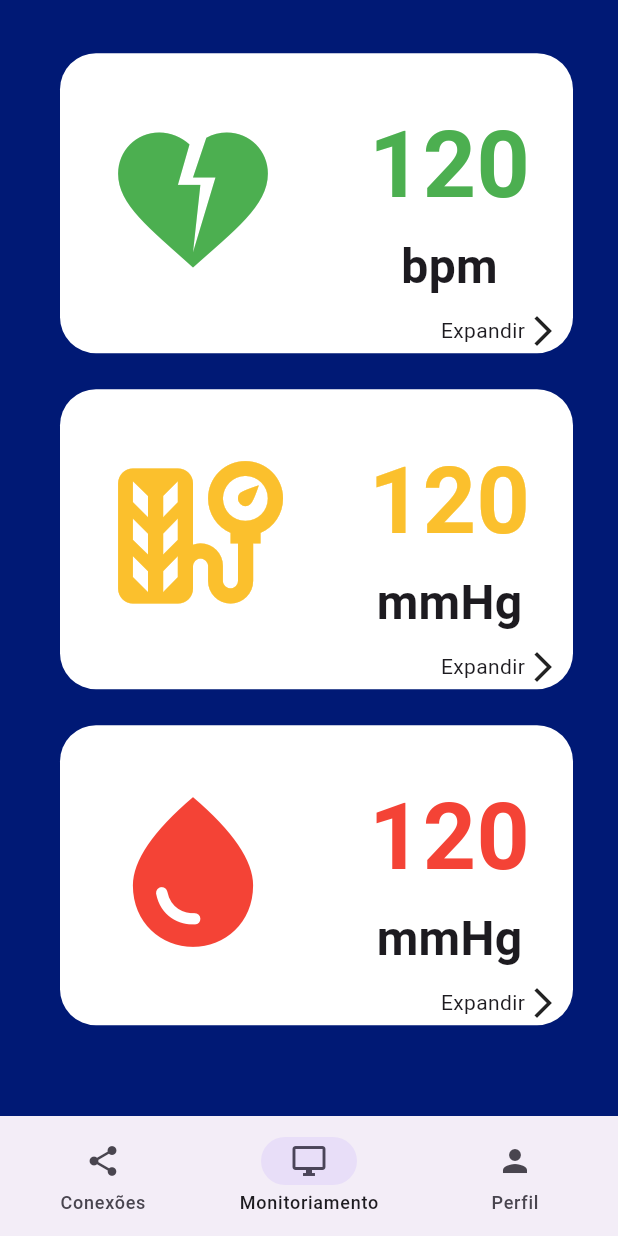
After one commit to thayzfeh/HealthTrack, a Flutter app: the HomePage screen opened by its route, on a phone screen of 412 x 824 dp. The commit adds this screen. Run offline on Flutter 3.47's test engine with Material 3 defaults, Android fonts, the phone set to English and light mode, and no system bars; our stand-ins replace easy_splash_screen, flutter_map, flutter_spinkit, latlong2, shared_preferences; missing offline and left inert: flutter_map_cancellable_tile_provider; accounts and stored records are empty.

Commit message:
Base para Home Page
Fiz a base da home page, o código não está um dos melhores.

```diff
--- a/login_tcc/lib/main.dart
+++ b/login_tcc/lib/main.dart
@@ -1,5 +1,6 @@
 import 'package:flutter/material.dart';
 import 'package:login_tcc/pages/cadastro_page.dart';
+import 'package:login_tcc/pages/home_page.dart';
 import 'package:login_tcc/pages/splash_screen_page.dart';
 import 'package:login_tcc/pages/maps_page.dart';
 import 'package:login_tcc/pages/login_page.dart';
@@ -18,7 +19,8 @@ class TccHome extends StatelessWidget {
           '/': (context) => const SplashScreenPage(),
           '/login': (context) => const LoginPage(),
           '/cadastro': (context) => const CadastroPage(),
-          '/maps': (context) => const MapWidget()
+          '/maps': (context) => const MapWidget(),
+          '/home': (context) => const HomePage(),
         });
   }
 }
--- /dev/null
+++ b/login_tcc/lib/pages/home_page.dart
@@ -0,0 +1,218 @@
+import 'package:flutter/foundation.dart';
+import 'package:flutter/material.dart';
+
+class HomePage extends StatefulWidget {
+  const HomePage({super.key});
+
+  @override
+  State<HomePage> createState() => _HomePageState();
+}
+
+class _HomePageState extends State<HomePage> {
+  int currentSelectedIndex = 1;
+
+  @override
+  Widget build(BuildContext context) {
+    return Scaffold(
+      bottomNavigationBar: NavigationBar(
+        selectedIndex: currentSelectedIndex,
+        onDestinationSelected: (int index) {
+          setState(() {
+            currentSelectedIndex = index;
+          });
+        },
+        destinations: const <Widget>[
+          NavigationDestination(
+            icon: Icon(Icons.share),
+            label: 'Conexões',
+          ),
+          NavigationDestination(
+            icon: Icon(Icons.desktop_windows_outlined),
+            label: 'Monitoriamento',
+          ),
+          NavigationDestination(
+            icon: Icon(Icons.person),
+            label: "Perfil",
+          ),
+        ],
+      ),
+      backgroundColor: const Color(0xff001975),
+      body: Padding(
+        padding: const EdgeInsets.fromLTRB(40, 15, 30, 40),
+        child: Column(
+          mainAxisAlignment: MainAxisAlignment.center,
+          children: [
+            Container(
+              height: 200,
+              width: MediaQuery.of(context).size.width,
+              decoration: BoxDecoration(
+                  borderRadius: BorderRadius.circular(24), color: Colors.white),
+              child: const Column(
+                  mainAxisAlignment: MainAxisAlignment.center,
+                  children: [
+                    Padding(
+                      padding: EdgeInsets.fromLTRB(0.0, 30.0, 0.0, 0.0),
+                      child: Row(
+                        mainAxisAlignment: MainAxisAlignment.spaceAround,
+                        children: [
+                          Icon(
+                            Icons.heart_broken,
+                            color: Colors.green,
+                            size: 120,
+                          ),
+                          Column(
+                            children: [
+                              Text(
+                                "120",
+                                style: TextStyle(
+                                  fontSize: 62,
+                                  color: Colors.green,
+                                  fontWeight: FontWeight.bold,
+                                ),
+                              ),
+                              Text(
+                                "bpm",
+                                style: TextStyle(
+                                  fontSize: 32,
+                                  fontWeight: FontWeight.bold,
+                                ),
+                              ),
+                            ],
+                          ),
+                        ],
+                      ),
+                    ),
+                    Padding(
+                      padding: EdgeInsets.all(8.0),
+                      child: Row(
+                        mainAxisAlignment: MainAxisAlignment.end,
+                        children: [
+                          Text(
+                            "Expandir",
+                          ),
+                          Icon(Icons.arrow_forward_ios),
+                        ],
+                      ),
+                    ),
+                  ]),
+            ),
+            const SizedBox(
+              height: 24,
+            ),
+            Container(
+              height: 200,
+              width: MediaQuery.of(context).size.width,
+              decoration: BoxDecoration(
+                  borderRadius: BorderRadius.circular(24), color: Colors.white),
+              child: Column(
+                  mainAxisAlignment: MainAxisAlignment.center,
+                  children: [
+                    Padding(
+                      padding: const EdgeInsets.fromLTRB(0.0, 30.0, 0.0, 0.0),
+                      child: Row(
+                        mainAxisAlignment: MainAxisAlignment.spaceAround,
+                        children: [
+                          Icon(
+                            Icons.tire_repair,
+                            color: Colors.yellow.shade700,
+                            size: 120,
+                          ),
+                          Column(
+                            children: [
+                              Text(
+                                "120",
+                                style: TextStyle(
+                                  fontSize: 62,
+                                  color: Colors.yellow.shade700,
+                                  fontWeight: FontWeight.bold,
+                                ),
+                              ),
+                              const Text(
+                                "mmHg",
+                                style: TextStyle(
+                                  fontSize: 32,
+                                  fontWeight: FontWeight.bold,
+                                ),
+                              ),
+                            ],
+                          ),
+                        ],
+                      ),
+                    ),
+                    const Padding(
+                      padding: EdgeInsets.all(8.0),
+                      child: Row(
+                        mainAxisAlignment: MainAxisAlignment.end,
+                        children: [
+                          Text(
+                            "Expandir",
+                          ),
+                          Icon(Icons.arrow_forward_ios),
+                        ],
+                      ),
+                    ),
+                  ]),
+            ),
+            const SizedBox(
+              height: 24,
+            ),
+            Container(
+              height: 200,
+              width: MediaQuery.of(context).size.width,
+              decoration: BoxDecoration(
+                  borderRadius: BorderRadius.circular(24), color: Colors.white),
+              child: const Column(
+                  mainAxisAlignment: MainAxisAlignment.center,
+                  children: [
+                    Padding(
+                      padding: EdgeInsets.fromLTRB(0.0, 30.0, 0.0, 0.0),
+                      child: Row(
+                        mainAxisAlignment: MainAxisAlignment.spaceAround,
+                        children: [
+                          Icon(
+                            Icons.water_drop,
+                            color: Colors.red,
+                            size: 120,
+                          ),
+                          Column(
+                            children: [
+                              Text(
+                                "120",
+                                style: TextStyle(
+                                  fontSize: 62,
+                                  color: Colors.red,
+                                  fontWeight: FontWeight.bold,
+                                ),
+                              ),
+                              Text(
+                                "mmHg",
+                                style: TextStyle(
+                                  fontSize: 32,
+                                  fontWeight: FontWeight.bold,
+                                ),
+                              ),
+                            ],
+                          ),
+                        ],
+                      ),
+                    ),
+                    Padding(
+                      padding: EdgeInsets.all(8.0),
+                      child: Row(
+                        mainAxisAlignment: MainAxisAlignment.end,
+                        children: [
+                          Text(
+                            "Expandir",
+                          ),
+                          Icon(Icons.arrow_forward_ios),
+                        ],
+                      ),
+                    ),
+                  ]),
+            ),
+          ],
+        ),
+      ),
+    );
+  }
+}
--- a/login_tcc/lib/pages/login_page.dart
+++ b/login_tcc/lib/pages/login_page.dart
@@ -159,7 +159,7 @@ class _LoginPageState extends State<LoginPage> {
             email: emailController.text, password: passwordController.text));
     if (loginController.isValid()) {
       Navigator.of(context)
-          .pushReplacementNamed('/maps'); // Manda pra tela inicial
+          .pushReplacementNamed('/home'); // Manda pra tela inicial
     } else {
       ScaffoldMessenger.of(context).showSnackBar(const SnackBar(
         content: Text('Login incorreto!!!'),
```
Also changed, not shown: login_tcc/pubspec.lock.
